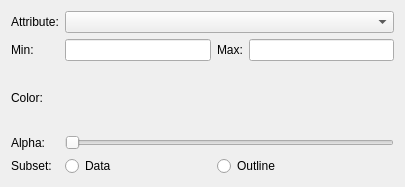
Before: the Qt Designer form glue_vispy_viewers/volume/layer_style_widget.ui in glue-viz/glue-vispy-viewers, drawn with Qt 5.
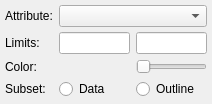
After: the same form once the commit is applied. Custom widgets are drawn as their Qt base class.

Commit message: Optimize layout of options for 3D viewers

The edit to the form file:
```diff
--- a/glue_vispy_viewers/volume/layer_style_widget.ui
+++ b/glue_vispy_viewers/volume/layer_style_widget.ui
@@ -6,30 +6,30 @@
    <rect>
     <x>0</x>
     <y>0</y>
-    <width>405</width>
-    <height>187</height>
+    <width>212</width>
+    <height>104</height>
    </rect>
   </property>
   <property name="windowTitle">
    <string>Form</string>
   </property>
   <layout class="QGridLayout" name="gridLayout">
+   <property name="verticalSpacing">
+    <number>5</number>
+   </property>
+   <property name="margin">
+    <number>5</number>
+   </property>
+   <item row="3" column="1">
+    <widget class="QRadioButton" name="radio_subset_data">
+     <property name="text">
+      <string>Data</string>
+     </property>
+    </widget>
+   </item>
    <item row="1" column="1">
     <widget class="QLineEdit" name="value_min"/>
    </item>
-   <item row="1" column="2">
-    <widget class="QLabel" name="label_5">
-     <property name="text">
-      <string>Max:</string>
-     </property>
-    </widget>
-   </item>
-   <item row="1" column="3">
-    <widget class="QLineEdit" name="value_max"/>
-   </item>
-   <item row="0" column="1" colspan="3">
-    <widget class="QComboBox" name="combo_attribute"/>
-   </item>
    <item row="2" column="1">
     <widget class="QColorBox" name="label_color">
      <property name="sizePolicy">
@@ -60,11 +60,18 @@
    <item row="1" column="0">
     <widget class="QLabel" name="label_3">
      <property name="text">
-      <string>Min:</string>
+      <string>Limits:</string>
      </property>
     </widget>
    </item>
-   <item row="3" column="1" colspan="3">
+   <item row="3" column="0">
+    <widget class="QLabel" name="label_subset_mode">
+     <property name="text">
+      <string>Subset:</string>
+     </property>
+    </widget>
+   </item>
+   <item row="2" column="2">
     <widget class="QSlider" name="slider_alpha">
      <property name="maximum">
       <number>100</number>
@@ -74,34 +81,19 @@
      </property>
     </widget>
    </item>
-   <item row="3" column="0">
-    <widget class="QLabel" name="label_4">
-     <property name="text">
-      <string>Alpha:</string>
-     </property>
-    </widget>
+   <item row="1" column="2">
+    <widget class="QLineEdit" name="value_max"/>
    </item>
-   <item row="4" column="1">
-    <widget class="QRadioButton" name="radio_subset_data">
-     <property name="text">
-      <string>Data</string>
-     </property>
-    </widget>
+   <item row="0" column="1" colspan="2">
+    <widget class="QComboBox" name="combo_attribute"/>
    </item>
-   <item row="4" column="2" colspan="2">
+   <item row="3" column="2">
     <widget class="QRadioButton" name="radio_subset_outline">
      <property name="text">
       <string>Outline</string>
      </property>
     </widget>
    </item>
-   <item row="4" column="0">
-    <widget class="QLabel" name="label_subset_mode">
-     <property name="text">
-      <string>Subset:</string>
-     </property>
-    </widget>
-   </item>
   </layout>
  </widget>
  <customwidgets>
```
The commit also changes 5 other files.
